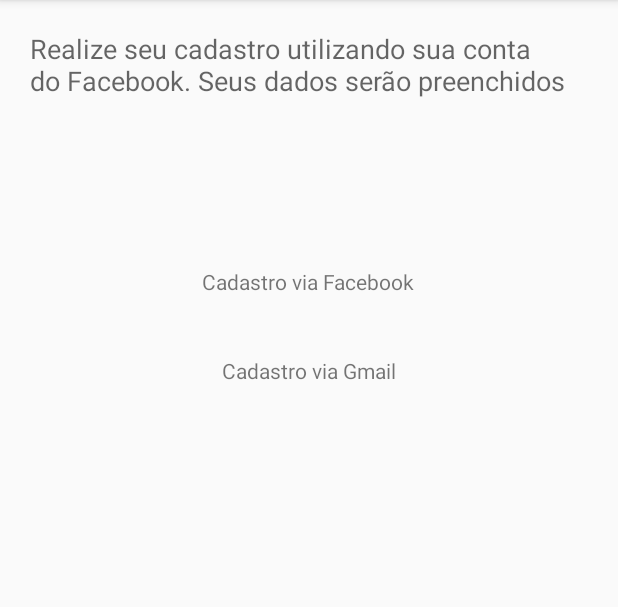
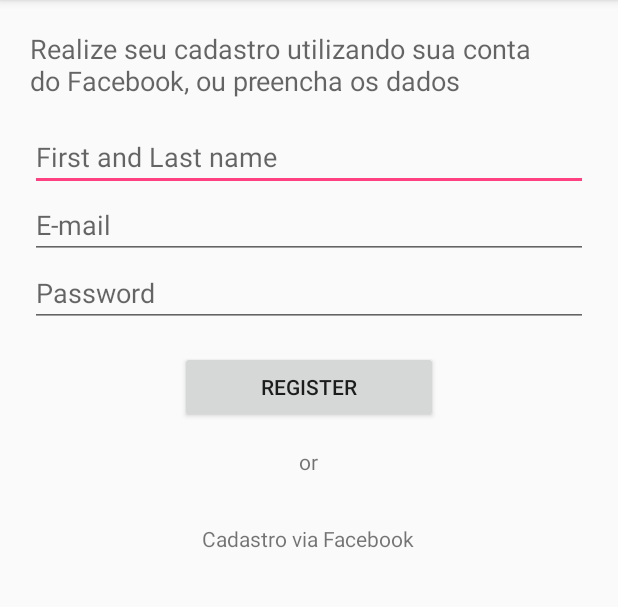
Before and after one commit to wMeloFernandes/NodeApp, an Android app: the RegisterUser screen opened directly, with no data from a screen before it, on a phone screen of 412 x 824 dp, the part 84-691 px from its top. Run offline under Robolectric (Android 15) with nearby library versions, the phone set to English and light mode, and no system bars; plain views replace LoginButton.

Commit message:
Create Register Layout and basic logic

```diff
--- a/app/src/main/java/com/example/wmell/app/login/RegisterUser.java
+++ b/app/src/main/java/com/example/wmell/app/login/RegisterUser.java
@@ -1,43 +1,48 @@
 package com.example.wmell.app.login;
 
 
+import android.content.Intent;
 import android.os.Bundle;
 import android.support.v7.app.AppCompatActivity;
+import android.view.View;
+import android.widget.Button;
 import android.widget.EditText;
+import android.widget.Toast;
 
 import com.example.wmell.app.R;
+import com.example.wmell.app.main.MainScreen;
+import com.example.wmell.app.util.Utils;
 
 public class RegisterUser extends AppCompatActivity {
 
-    private EditText mUser;
+    private EditText mUsername;
     private EditText mPassword;
+    private EditText mEmail;
+    private Button mRegisterButton;
 
     @Override
     protected void onCreate(Bundle savedInstanceState) {
         super.onCreate(savedInstanceState);
         setContentView(R.layout.register_user);
 
-        //mUser = findViewById(R.id.editText_user_register);
-        //mPassword = findViewById(R.id.editText_password_register);
-        //Button registerButton = findViewById(R.id.button_register);
+        mUsername = findViewById(R.id.editTextName);
+        mPassword = findViewById(R.id.editTextPassword);
+        mEmail = findViewById(R.id.editTextEmail);
+        mRegisterButton = findViewById(R.id.register_button);
 
-//        registerButton.setOnClickListener(new View.OnClickListener() {
-//            @Override
-//            public void onClick(View view) {
-//                if (Utils.isFilled(mUser.getText().toString(), mPassword.getText().toString())) {
-//                    Toast.makeText(RegisterUser.this, "User registered!", Toast.LENGTH_SHORT).show();
-//                } else {
-//                    AlertDialog.Builder builder = new AlertDialog.Builder(new ContextThemeWrapper(RegisterUser.this, R.style.Theme_AppCompat));
-//                    builder.setMessage(getString(R.string.fill_empty_fields));
-//                    builder.setPositiveButton(getString(R.string.ok_dialog_alert_text), new DialogInterface.OnClickListener() {
-//                        @Override
-//                        public void onClick(DialogInterface dialogInterface, int i) {
-//
-//                        }
-//                    });
-//                    builder.show();
-//                }
-//            }
-//        });
+
+
+        mRegisterButton.setOnClickListener(new View.OnClickListener() {
+            @Override
+            public void onClick(View v) {
+                if (Utils.isFilled(mUsername.getText().toString()) && Utils.isFilled(mEmail.getText().toString()) &&
+                        Utils.isFilled(mPassword.getText().toString())) {
+                    startActivity(new Intent(RegisterUser.this, MainScreen.class));
+                } else {
+                    Toast.makeText(RegisterUser.this, "Fill all the fields", Toast.LENGTH_SHORT).show();
+                }
+
+            }
+        });
     }
 }
--- a/app/src/main/res/layout/register_user.xml
+++ b/app/src/main/res/layout/register_user.xml
@@ -9,9 +9,9 @@
     <TextView
         android:layout_width="wrap_content"
         android:layout_height="wrap_content"
-        android:layout_marginBottom="112dp"
+        android:layout_marginBottom="16dp"
         android:lines="2"
-        android:text="Realize seu cadastro utilizando sua conta do Facebook. Seus dados serão preenchidos automaticamente"
+        android:text="Realize seu cadastro utilizando sua conta do Facebook, ou preencha os dados manualmente:"
         android:textAppearance="@style/Base.TextAppearance.AppCompat.Medium" />
 
     <LinearLayout
@@ -21,29 +21,56 @@
         android:gravity="center_horizontal"
         android:orientation="vertical">
 
-        <TextView
-            android:layout_width="wrap_content"
+        <EditText
+            android:id="@+id/editTextName"
+            android:layout_width="match_parent"
             android:layout_height="wrap_content"
-            android:text="Cadastro via Facebook" />
-
-        <!--<com.facebook.login.widget.LoginButton-->
-            <!--android:layout_width="wrap_content"-->
-            <!--android:layout_height="wrap_content" />-->
-    </LinearLayout>
+            android:hint="First and Last name" />
 
 
-    <LinearLayout
-        android:layout_width="match_parent"
-        android:layout_height="wrap_content"
-        android:gravity="center_horizontal"
-        android:orientation="vertical">
+        <EditText
+            android:id="@+id/editTextEmail"
+            android:layout_width="match_parent"
+            android:layout_height="wrap_content"
+            android:hint="E-mail"
+            android:inputType="textEmailAddress" />
+
+
+        <EditText
+            android:id="@+id/editTextPassword"
+            android:layout_width="match_parent"
+            android:layout_height="wrap_content"
+            android:hint="Password"
+            android:inputType="numberPassword"
+            android:maxLength="6" />
+
+
+        <Button
+            android:id="@+id/register_button"
+            android:layout_width="172dp"
+            android:layout_height="wrap_content"
+            android:layout_gravity="center_horizontal"
+            android:layout_marginBottom="16dp"
+            android:layout_marginTop="16dp"
+            android:text="Register" />
+
 
         <TextView
             android:layout_width="wrap_content"
             android:layout_height="wrap_content"
-            android:text="Cadastro via Gmail" />
+            android:text="or" />
 
+        <TextView
+            android:layout_width="wrap_content"
+            android:layout_height="wrap_content"
+            android:layout_marginTop="32dp"
+            android:text="Cadastro via Facebook" />
+
+        <!--<com.facebook.login.widget.LoginButton-->
+        <!--android:layout_width="wrap_content"-->
+        <!--android:layout_height="wrap_content" />-->
 
     </LinearLayout>
 
+
 </LinearLayout>
```
